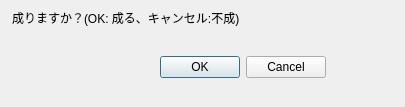
The window that src/dialogs/promotedialog.ui (hnakada123/ShogiBoardQ) describes before a commit, drawn with Qt 5.
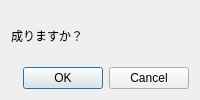
The same window after the commit.

Diff of the .ui file:
```diff
--- a/src/dialogs/promotedialog.ui
+++ b/src/dialogs/promotedialog.ui
@@ -2,60 +2,16 @@
 <ui version="4.0">
  <class>PromoteDialog</class>
  <widget class="QDialog" name="PromoteDialog">
-  <property name="windowModality">
-   <enum>Qt::ApplicationModal</enum>
-  </property>
-  <property name="geometry">
-   <rect>
-    <x>0</x>
-    <y>0</y>
-    <width>405</width>
-    <height>107</height>
-   </rect>
-  </property>
-  <property name="contextMenuPolicy">
-   <enum>Qt::DefaultContextMenu</enum>
-  </property>
-  <property name="windowTitle">
-   <string>成る・不成</string>
-  </property>
-  <property name="layoutDirection">
-   <enum>Qt::LeftToRight</enum>
-  </property>
-  <widget class="QLabel" name="label">
-   <property name="geometry">
-    <rect>
-     <x>12</x>
-     <y>6</y>
-     <width>381</width>
-     <height>23</height>
-    </rect>
-   </property>
-   <property name="text">
-    <string>成りますか？(OK: 成る、キャンセル:不成)</string>
-   </property>
-  </widget>
-  <widget class="QSplitter" name="splitter">
-   <property name="geometry">
-    <rect>
-     <x>-10</x>
-     <y>50</y>
-     <width>336</width>
-     <height>35</height>
-    </rect>
-   </property>
-   <property name="orientation">
-    <enum>Qt::Horizontal</enum>
-   </property>
-   <widget class="QDialogButtonBox" name="buttonBox">
-    <property name="orientation">
-     <enum>Qt::Horizontal</enum>
-    </property>
-    <property name="standardButtons">
-     <set>QDialogButtonBox::Cancel|QDialogButtonBox::Ok</set>
-    </property>
-   </widget>
-  </widget>
+  <property name="windowTitle"><string>成る・不成</string></property>
+  <layout class="QVBoxLayout" name="mainLayout">
+   <item><widget class="QLabel" name="label">
+    <property name="text"><string>成りますか？</string></property>
+    <property name="wordWrap"><bool>true</bool></property>
+   </widget></item>
+   <item><widget class="QDialogButtonBox" name="buttonBox">
+    <property name="standardButtons"><set>QDialogButtonBox::Cancel|QDialogButtonBox::Ok</set></property>
+   </widget></item>
+  </layout>
  </widget>
  <resources/>
  <connections>
```
Left out of the diff: 37 changed lines with no effect on the pictures.
